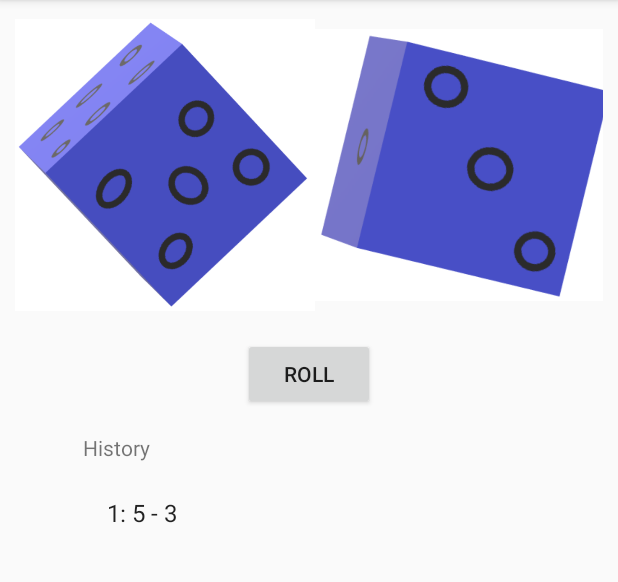
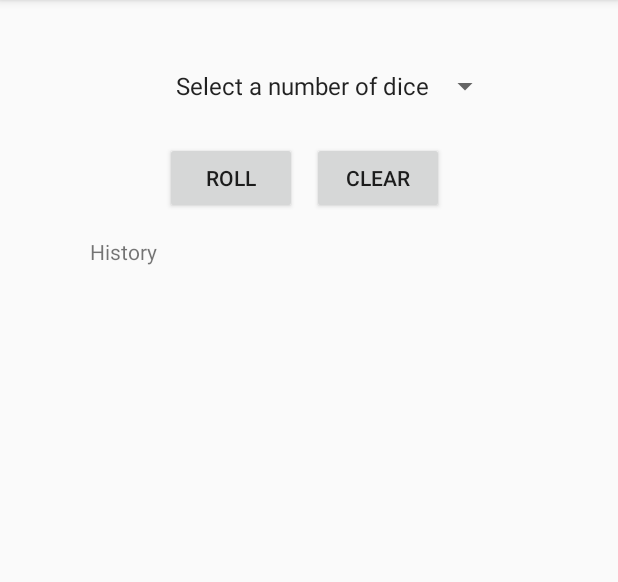
Before and after one commit to Thei1186/TDiceApp, an Android app: the screen it shows after launch (MainActivity), after a tap on "ROLL", on a phone screen of 412 x 824 dp, the part 84-666 px from its top. Run offline under Robolectric (Android 15) with nearby library versions, the phone set to English and light mode, and no system bars.

Commit message:
Done.... for now

```diff
--- a/app/src/main/java/com/example/tdiceapp/MainActivity.java
+++ b/app/src/main/java/com/example/tdiceapp/MainActivity.java
@@ -3,14 +3,18 @@ package com.example.tdiceapp;
 import androidx.appcompat.app.AppCompatActivity;
 
 import android.content.Context;
+import android.media.Image;
 import android.os.Bundle;
 import android.view.View;
+import android.widget.AdapterView;
 import android.widget.ArrayAdapter;
 import android.widget.Button;
 import android.widget.ImageView;
 import android.widget.LinearLayout;
 import android.widget.ListView;
+import android.widget.Spinner;
 import android.widget.TextView;
+import android.widget.Toast;
 
 import java.util.ArrayList;
 import java.util.Arrays;
@@ -18,113 +22,168 @@ import java.util.List;
 import java.util.Random;
 
 public class MainActivity extends AppCompatActivity {
-    Button btn_roll;
-    LinearLayout dice_container;
-    ImageView dice1, dice2;
+    Button rollButton, clearButton;
+    LinearLayout diceContainer;
+
     Random rng;
-    List<String>history_list;
-    ListView lv_history_content;
-    ArrayAdapter<String> adapter;
+    Spinner spnDiceQuantity;
+    ListView historyContent;
+    ArrayAdapter<String> string_adapter, diceAdapter;
+    int selection;
+
     int count;
     @Override
     protected void onCreate(Bundle savedInstanceState) {
         super.onCreate(savedInstanceState);
         setContentView(R.layout.activity_main);
         rng = new Random();
-        history_list = new ArrayList<>();
 
-        lv_history_content = findViewById(R.id.lv_history_content);
-        adapter = new ArrayAdapter<>(this, android.R.layout.simple_list_item_1);
-        lv_history_content.setAdapter(adapter);
+        diceContainer = findViewById(R.id.LL_dice_container);
+
+        spnDiceQuantity = findViewById(R.id.spn_dice);
+        diceAdapter = new ArrayAdapter<>(this, android.R.layout.simple_expandable_list_item_1, getResources().getStringArray(R.array.dice_options));
+        diceAdapter.setDropDownViewResource(android.R.layout.simple_spinner_dropdown_item);
+        spnDiceQuantity.setAdapter(diceAdapter);
+        spnDiceQuantity.setOnItemSelectedListener(new AdapterView.OnItemSelectedListener() {
+            @Override
+            public void onItemSelected(AdapterView<?> parent, View view, int position, long id) {
+               getSelection(diceContainer);
+            }
+
+            @Override
+            public void onNothingSelected(AdapterView<?> parent) {
+
+            }
+        });
+
+        historyContent = findViewById(R.id.lv_history_content);
+        string_adapter = new ArrayAdapter<>(this, android.R.layout.simple_list_item_1);
+        historyContent.setAdapter(string_adapter);
 
 
-        dice1 = findViewById(R.id.iv_dice1);
-        dice2 = findViewById(R.id.iv_dice2);
-        dice1.setImageResource(R.drawable.one);
-        dice2.setImageResource(R.drawable.two);
-        dice_container = findViewById(R.id.LL_dice_container);
-        btn_roll = findViewById(R.id.btn_roll_dice);
-        btn_roll.setOnClickListener(new View.OnClickListener() {
+        rollButton = findViewById(R.id.btn_roll_dice);
+        rollButton.setOnClickListener(new View.OnClickListener() {
             @Override
             public void onClick(View v) {
                 rollDice();
             }
         });
+        clearButton = findViewById(R.id.btn_clear);
+        clearButton.setOnClickListener(new View.OnClickListener() {
+            @Override
+            public void onClick(View v) {
+                clearHistory();
+            }
+        });
     }
 
-
-    private void rollDice(){
-        int die_1_result = rollFirstDie();
-        int die_2_result = rollSecondDie();
-
-        createHistory(die_1_result, die_2_result);
-
+    private void getSelection(LinearLayout container) {
+        diceContainer.removeAllViews();
+        if (spnDiceQuantity.getSelectedItemPosition() != 0)
+        {
+            selection = Integer.parseInt((String) spnDiceQuantity.getSelectedItem());
+            createDice(container, selection);
+        }
     }
 
-    private void createHistory(int die_1_result, int die_2_result) {
-        if (adapter.getCount() >= 5)
+    private void createDice(LinearLayout container, int selection) {
+        while (!(selection <= 0 ))
+        {
+            ImageView image = new ImageView(this);
+            image.setLayoutParams(new android.view.ViewGroup.LayoutParams(150,150));
+            switch (selection)
+            {
+                case 1:
+                    image.setImageResource(R.drawable.one);
+                    break;
+                case 2:
+                    image.setImageResource(R.drawable.two);
+                    break;
+                case 3:
+                    image.setImageResource(R.drawable.three);
+                    break;
+                case 4:
+                    image.setImageResource(R.drawable.four);
+                    break;
+                case 5:
+                    image.setImageResource(R.drawable.five);
+                    break;
+                case 6:
+                    image.setImageResource(R.drawable.six);
+                    break;
+            }
+            image.setId(selection);
+            container.addView(image);
+            selection--;
+        };
+    }
+
+    private void rollDice()
+    {
+        if (spnDiceQuantity.getSelectedItemPosition() == 0)
+        {
+            Toast.makeText(this, R.string.spn_no_choice, Toast.LENGTH_SHORT).show();
+            return;
+        }
+        StringBuilder history = new StringBuilder();
+        for (int i = 0; i < diceContainer.getChildCount(); i++)
+        {
+            int dieResult = rng.nextInt(6) + 1;
+            ImageView currentDie =(ImageView) diceContainer.getChildAt(i);
+            if (currentDie != null)
+            {
+                setDieImage(dieResult, currentDie);
+            }
+            history.append(dieResult);
+            if(i != diceContainer.getChildCount() - 1)
+            {
+                history.append(" | ");
+            }
+        }
+            createHistory(history.toString());
+    }
+
+    private void createHistory(String results) {
+        if (string_adapter.getCount() >= 5)
         {
             clearHistory();
         }
         count++;
-        adapter.add(count + ": " + die_1_result + " - " + die_2_result);
+        string_adapter.add(count + ": " + results);
 
     }
 
     private void clearHistory() {
-         adapter.clear();
+        if (count % 5 > 0)
+        {
+            count = 0;
+        }
+         string_adapter.clear();
     }
 
-    private int rollFirstDie() {
-        int firstDieResult = rng.nextInt(6) + 1;
-        switch (firstDieResult)
+    private void setDieImage(int result, ImageView view)
+    {
+        switch (result)
         {
             case 1:
-                dice1.setImageResource(R.drawable.one);
+                view.setImageResource(R.drawable.one);
                 break;
             case 2:
-                dice1.setImageResource(R.drawable.two);
+                view.setImageResource(R.drawable.two);
                 break;
             case 3:
-                dice1.setImageResource(R.drawable.three);
+                view.setImageResource(R.drawable.three);
                 break;
             case 4:
-                dice1.setImageResource(R.drawable.four);
+                view.setImageResource(R.drawable.four);
                 break;
             case 5:
-                dice1.setImageResource(R.drawable.five);
+                view.setImageResource(R.drawable.five);
                 break;
             case 6:
-                dice1.setImageResource(R.drawable.six);
+                view.setImageResource(R.drawable.six);
                 break;
         }
-        return firstDieResult;
-    }
-
-    private int rollSecondDie() {
-        int secondDieResult = rng.nextInt(6) + 1;
-        switch (secondDieResult)
-        {
-            case 1:
-                dice2.setImageResource(R.drawable.one);
-                break;
-            case 2:
-                dice2.setImageResource(R.drawable.two);
-                break;
-            case 3:
-                dice2.setImageResource(R.drawable.three);
-                break;
-            case 4:
-                dice2.setImageResource(R.drawable.four);
-                break;
-            case 5:
-                dice2.setImageResource(R.drawable.five);
-                break;
-            case 6:
-                dice2.setImageResource(R.drawable.six);
-                break;
-        }
-        return secondDieResult;
     }
 
 }
--- a/app/src/main/res/layout/activity_main.xml
+++ b/app/src/main/res/layout/activity_main.xml
@@ -18,39 +18,57 @@
         android:orientation="horizontal">
         <ImageView
             android:id="@+id/iv_dice1"
-            android:layout_width="200dp"
-            android:layout_height="200dp"
+            android:layout_width="100dp"
+            android:layout_height="100dp"
             android:contentDescription="@string/desc">
         </ImageView>
         <ImageView
             android:id="@+id/iv_dice2"
-            android:layout_width="200dp"
-            android:layout_height="200dp"
+            android:layout_width="100dp"
+            android:layout_height="100dp"
             android:contentDescription="@string/desc">
         </ImageView>
     </LinearLayout>
+
+    <Spinner
+        android:id="@+id/spn_dice"
+        android:layout_width="wrap_content"
+        android:layout_height="wrap_content"
+        android:layout_centerHorizontal="true"
+        android:layout_marginTop="5sp"
+        android:layout_below="@id/LL_dice_container">
+    </Spinner>
 
     <Button
         android:id="@+id/btn_roll_dice"
         android:layout_width="wrap_content"
         android:layout_height="wrap_content"
-        android:layout_marginStart="10sp"
+        android:layout_marginStart="110sp"
         android:layout_marginTop="5sp"
         android:layout_marginEnd="10sp"
-        android:layout_below="@+id/LL_dice_container"
-        android:text="@string/roll"
-        android:layout_centerHorizontal="true"/>
+        android:layout_below="@+id/spn_dice"
+        android:text="@string/roll" />
+
+    <Button
+        android:id="@+id/btn_clear"
+        android:text="@string/clear"
+        android:layout_width="wrap_content"
+        android:layout_height="wrap_content"
+        android:layout_toEndOf="@id/btn_roll_dice"
+        android:layout_below="@id/spn_dice"
+        android:layout_marginTop="5sp">
+
+    </Button>
 
     <TextView
         android:id="@+id/tv_history_title"
         android:layout_below="@+id/btn_roll_dice"
         android:layout_width="wrap_content"
         android:layout_height="wrap_content"
-        android:layout_marginStart="55sp"
+        android:layout_marginStart="60sp"
         android:layout_marginTop="15sp"
         android:text="@string/history_title">
     </TextView>
-
     <ListView
         android:id="@+id/lv_history_content"
         android:layout_width="wrap_content"
--- a/app/src/main/res/values/strings.xml
+++ b/app/src/main/res/values/strings.xml
@@ -3,5 +3,16 @@
     <string name="roll">Roll</string>
     <string name="desc">Image of a dice</string>
     <string name="history_title">History</string>
+    <string name="clear">Clear</string>
+    <string name="spn_no_choice">You need to make a selection first</string>
 
+    <string-array name="dice_options">
+        <item>Select a number of dice</item>
+        <item>1</item>
+        <item>2</item>
+        <item>3</item>
+        <item>4</item>
+        <item>5</item>
+        <item>6</item>
+    </string-array>
 </resources>
```
